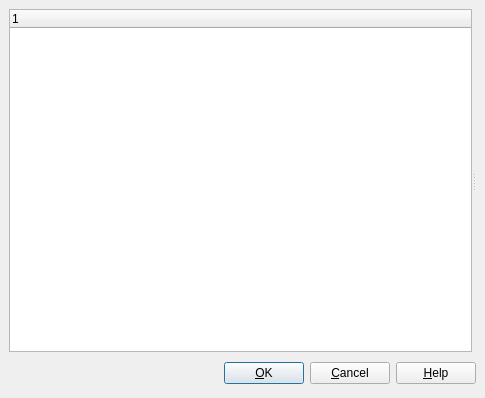
This is ui/options.ui in metabrainz/picard as Qt 5 draws it before an edit. The edited form follows.
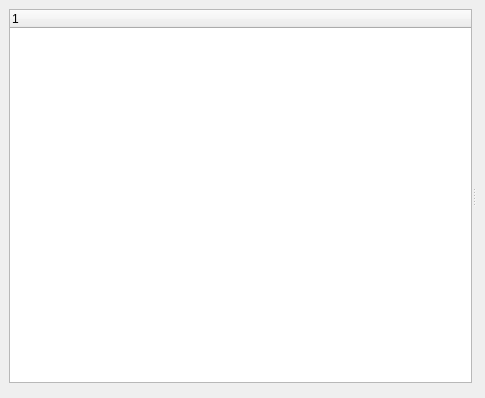
This is the edited form.

Commit message: Use QDialogButtonBox in the options dialog.

The edit to the form file:
```diff
--- a/ui/options.ui
+++ b/ui/options.ui
@@ -32,48 +32,11 @@
     </widget>
    </item>
    <item>
-    <layout class="QHBoxLayout" >
-     <property name="margin" >
-      <number>0</number>
+    <widget class="QDialogButtonBox" name="buttonbox" >
+     <property name="orientation" >
+      <enum>Qt::Horizontal</enum>
      </property>
-     <property name="spacing" >
-      <number>6</number>
-     </property>
-     <item>
-      <spacer>
-       <property name="orientation" >
-        <enum>Qt::Horizontal</enum>
-       </property>
-       <property name="sizeHint" >
-        <size>
-         <width>201</width>
-         <height>31</height>
-        </size>
-       </property>
-      </spacer>
-     </item>
-     <item>
-      <widget class="QPushButton" name="ok_button" >
-       <property name="text" >
-        <string>&amp;OK</string>
-       </property>
-      </widget>
-     </item>
-     <item>
-      <widget class="QPushButton" name="cancel_button" >
-       <property name="text" >
-        <string>&amp;Cancel</string>
-       </property>
-      </widget>
-     </item>
-     <item>
-      <widget class="QPushButton" name="pushButton" >
-       <property name="text" >
-        <string>&amp;Help</string>
-       </property>
-      </widget>
-     </item>
-    </layout>
+    </widget>
    </item>
   </layout>
  </widget>
```
Left out of the diff: 39 changed lines with no effect on the pictures. The commit also changes 2 other files.
